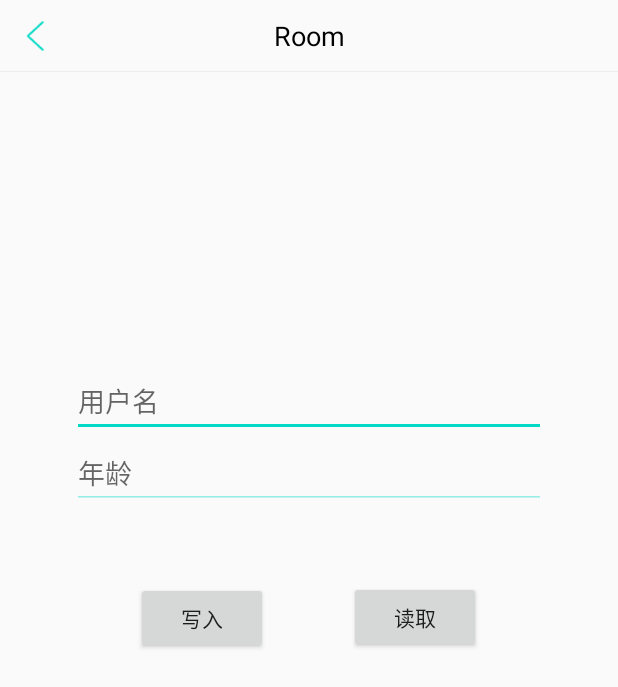
After one commit to zhouchong741/KotlinDemo, an Android app: the RoomActivity screen opened directly, with no data from a screen before it, on a phone screen of 412 x 824 dp. The commit adds this screen. Shown: the top 687 px of the screen. Run offline under Robolectric (Android 15) with nearby library versions, the phone set to English and light mode, and no system bars.

Commit message:
1. Room 简单使用

```diff
--- a/app/build.gradle
+++ b/app/build.gradle
@@ -68,6 +68,10 @@ dependencies {
     implementation Deps.livedata
     implementation Deps.extensions
     implementation Deps.runtime
+    implementation Deps.room_runtime
+    kapt Deps.room_compiler
+    // optional - Kotlin Extensions and Coroutines support for Room
+    implementation Deps.room_ktx
 
     implementation Deps.datastore
 //    implementation 'androidx.activity:activity-ktx:1.2.0-beta01@aar'
--- a/app/src/main/AndroidManifest.xml
+++ b/app/src/main/AndroidManifest.xml
@@ -15,7 +15,6 @@
         android:theme="@style/AppTheme"
         android:usesCleartextTraffic="true"
         tools:targetApi="m">
-        <activity android:name=".ui.activity.datastore.DataStoreActivity"/>
         <activity
             android:name=".ui.activity.LoginActivity"
             android:theme="@style/FitWindowTheme" />
@@ -40,6 +39,8 @@
         </activity>
         <activity android:name=".ui.activity.VerificationActivity" />
         <activity android:name=".ui.activity.WebViewActivity" />
+        <activity android:name=".ui.activity.room.RoomActivity"/>
+        <activity android:name=".ui.activity.datastore.DataStoreActivity" />
     </application>
 
 </manifest>
--- a/app/src/main/java/com/kotlin/demo/ui/activity/datastore/DataStoreActivity.kt
+++ b/app/src/main/java/com/kotlin/demo/ui/activity/datastore/DataStoreActivity.kt
@@ -11,6 +11,7 @@ import com.kotlin.demo.gank.DataStoreViewModel.PreferencesKeys
 import com.kotlin.demo.util.InjectUtil
 import com.kotlin.demo.util.ToastUtils
 import kotlinx.android.synthetic.main.activity_data_store.*
+import kotlinx.android.synthetic.main.item_test.*
 
 /**
  * @author zhouchong
@@ -37,6 +38,7 @@ class DataStoreActivity : BaseActivity() {
     }
 
     private fun initView() {
+        tvTitle.text = getString(R.string.data_store)
         btnWrite.setOnClickListener {
             viewModel.saveDataByDataStore(PreferencesKeys.KEY_GITHUB)
         }
--- /dev/null
+++ b/app/src/main/java/com/kotlin/demo/ui/activity/room/RoomActivity.kt
@@ -0,0 +1,63 @@
+package com.kotlin.demo.ui.activity.room
+
+import android.content.Context
+import android.content.Intent
+import android.os.Bundle
+import androidx.lifecycle.ViewModelProvider
+import com.kotlin.demo.R
+import com.kotlin.demo.base.BaseActivity
+import com.kotlin.demo.database.UserDatabase
+import com.kotlin.demo.gank.RoomViewModel
+import com.kotlin.demo.model.User
+import com.kotlin.demo.util.InjectUtil
+import com.kotlin.demo.util.ToastUtils
+import kotlinx.android.synthetic.main.activity_room.*
+import kotlinx.android.synthetic.main.item_test.*
+
+class RoomActivity : BaseActivity() {
+
+    private val viewModel by lazy {
+        ViewModelProvider(
+            this,
+            InjectUtil.getRoomFactory()
+        ).get(RoomViewModel::class.java)
+    }
+
+    override fun onCreate(savedInstanceState: Bundle?) {
+        super.onCreate(savedInstanceState)
+        setContentView(R.layout.activity_room)
+
+        initView()
+
+    }
+
+    private fun initView() {
+        tvTitle.text = getString(R.string.room)
+
+        // insert
+        btnWrite.setOnClickListener {
+            if (etName.text.toString().isNotEmpty()) {
+                viewModel.insert(User(0, etName.text.toString(), etAge.text.toString().toInt()))
+            } else {
+                ToastUtils.showToast(this, getString(R.string.can_not_be_empty))
+            }
+        }
+
+        btnRead.setOnClickListener {
+            if (etName.text.toString().isNotEmpty()) {
+                val user = viewModel.query(etName.text.toString())
+                ToastUtils.showToast(this, "name=" + user.userName + ";age=" + user.age)
+            } else {
+                ToastUtils.showToast(this, getString(R.string.can_not_be_empty))
+            }
+
+        }
+    }
+
+
+    companion object {
+        fun startActivity(context: Context) {
+            context.startActivity(Intent(context, RoomActivity::class.java))
+        }
+    }
+}
--- a/app/src/main/java/com/kotlin/demo/ui/fragment/MainFragment.kt
+++ b/app/src/main/java/com/kotlin/demo/ui/fragment/MainFragment.kt
@@ -19,6 +19,7 @@ import com.kotlin.demo.ui.activity.article.ArticleActivity
 import com.kotlin.demo.ui.activity.datastore.DataStoreActivity
 import com.kotlin.demo.ui.activity.ganhuo.GanHuoActivity
 import com.kotlin.demo.ui.activity.meizi.MeiZiActivity
+import com.kotlin.demo.ui.activity.room.RoomActivity
 import com.kotlin.demo.util.InjectUtil
 import com.kotlin.demo.util.ResponseHandler
 import com.kotlin.demo.util.ToastUtils
@@ -102,6 +103,10 @@ class MainFragment : BaseFragment() {
         btnDataStore.setOnClickListener {
             DataStoreActivity.startActivity(activity)
         }
+
+        btnRoom.setOnClickListener {
+            RoomActivity.startActivity(activity)
+        }
     }
 
     override fun loadDataFirst() {
--- a/app/src/main/java/com/kotlin/demo/util/InjectUtil.kt
+++ b/app/src/main/java/com/kotlin/demo/util/InjectUtil.kt
@@ -7,6 +7,7 @@ import com.kotlin.demo.gank.*
 import com.kotlin.demo.network.GankNetWork
 import com.kotlin.demo.network.MainPageRepository
 import com.kotlin.demo.respository.DataStoreRepository
+import com.kotlin.demo.respository.RoomRepository
 
 /**
  * @author: zhouchong
@@ -28,4 +29,7 @@ object InjectUtil {
     private fun getDataStoreRepository(context: Context) = DataStoreRepository.getInstance(context)
     fun getDataStoreFactory() =
         DataStoreViewModelFactory(getDataStoreRepository(GankBaseApplication.context))
+
+    private fun getRoomFactory(context: Context) = RoomRepository.getInstance(context)
+    fun getRoomFactory() = RoomViewModelFactory(getRoomFactory(GankBaseApplication.context))
 }
--- a/app/src/main/res/layout/activity_data_store.xml
+++ b/app/src/main/res/layout/activity_data_store.xml
@@ -5,6 +5,8 @@
     android:layout_width="match_parent"
     android:layout_height="match_parent"
     tools:context=".ui.activity.datastore.DataStoreActivity">
+
+    <include layout="@layout/layout_title_bar" />
 
     <Button
         android:id="@+id/btnWrite"
--- /dev/null
+++ b/app/src/main/res/layout/activity_room.xml
@@ -0,0 +1,54 @@
+<?xml version="1.0" encoding="utf-8"?>
+<androidx.constraintlayout.widget.ConstraintLayout xmlns:android="http://schemas.android.com/apk/res/android"
+    xmlns:app="http://schemas.android.com/apk/res-auto"
+    xmlns:tools="http://schemas.android.com/tools"
+    android:layout_width="match_parent"
+    android:layout_height="match_parent"
+    tools:context=".ui.activity.room.RoomActivity">
+
+    <include
+        android:id="@+id/include"
+        layout="@layout/layout_title_bar" />
+
+    <EditText
+        android:id="@+id/etName"
+        android:layout_width="match_parent"
+        android:layout_height="wrap_content"
+        android:layout_marginStart="@dimen/dimen_48dp"
+        android:layout_marginEnd="@dimen/dimen_48dp"
+        android:hint="@string/user_name"
+        app:layout_constraintBottom_toTopOf="@+id/etAge" />
+
+    <EditText
+        android:id="@+id/etAge"
+        android:layout_width="match_parent"
+        android:layout_height="wrap_content"
+        android:layout_marginStart="@dimen/dimen_48dp"
+        android:layout_marginEnd="@dimen/dimen_48dp"
+        android:layout_marginBottom="@dimen/dimen_48dp"
+        android:hint="@string/user_age"
+        app:layout_constraintBottom_toTopOf="@+id/btnRead" />
+
+    <Button
+        android:id="@+id/btnWrite"
+        android:layout_width="wrap_content"
+        android:layout_height="wrap_content"
+        android:text="@string/write"
+        app:layout_constraintBottom_toBottomOf="parent"
+        app:layout_constraintEnd_toStartOf="@+id/btnRead"
+        app:layout_constraintHorizontal_bias="0.625"
+        app:layout_constraintStart_toStartOf="parent"
+        app:layout_constraintTop_toTopOf="parent" />
+
+    <Button
+        android:id="@+id/btnRead"
+        android:layout_width="wrap_content"
+        android:layout_height="wrap_content"
+        android:text="@string/read"
+        app:layout_constraintBottom_toBottomOf="parent"
+        app:layout_constraintEnd_toEndOf="parent"
+        app:layout_constraintHorizontal_bias="0.718"
+        app:layout_constraintStart_toStartOf="parent"
+        app:layout_constraintTop_toTopOf="parent"
+        app:layout_constraintVertical_bias="0.499" />
+</androidx.constraintlayout.widget.ConstraintLayout>
--- a/app/src/main/res/values/strings.xml
+++ b/app/src/main/res/values/strings.xml
@@ -37,4 +37,7 @@
     <string name="data_store">DataStore</string>
     <string name="write">写入</string>
     <string name="read">读取</string>
+    <string name="room">Room</string>
+    <string name="user_age">年龄</string>
+    <string name="can_not_be_empty">不能为空</string>
 </resources>
--- a/build.gradle
+++ b/build.gradle
@@ -1,5 +1,8 @@
 // Top-level build file where you can add configuration options common to all sub-projects/modules.
 buildscript {
+//    ext {
+//        kotlin_version = '1.4.10'
+//    }
     repositories {
         google()
         jcenter()
@@ -7,6 +10,7 @@ buildscript {
     dependencies {
         classpath 'com.android.tools.build:gradle:4.1.0'
         classpath Deps.kotlin_gradle_plugin
+//        classpath "org.jetbrains.kotlin:kotlin-gradle-plugin:$kotlin_version"
 //        classpath 'com.google.dagger:hilt-android-gradle-plugin:2.29.1-alpha'
         // NOTE: Do not place your application dependencies here; they belong
         // in the individual module build.gradle files
```
Also changed, not shown: app/src/main/java/com/kotlin/demo/dao/UserDao.kt (added, +30 -0 lines), app/src/main/java/com/kotlin/demo/database/UserDatabase.kt (added, +32 -0 lines), app/src/main/java/com/kotlin/demo/gank/RoomViewModel.kt (added, +30 -0 lines), app/src/main/java/com/kotlin/demo/gank/RoomViewModelFactory.kt (added, +20 -0 lines), app/src/main/java/com/kotlin/demo/model/User.kt (added, +20 -0 lines), app/src/main/java/com/kotlin/demo/respository/RoomRepository.kt (added, +41 -0 lines), app/src/main/res/layout/fragment_main.xml (+9 -0 lines), buildSrc/src/main/java/Deps.kt (+12 -4 lines).
